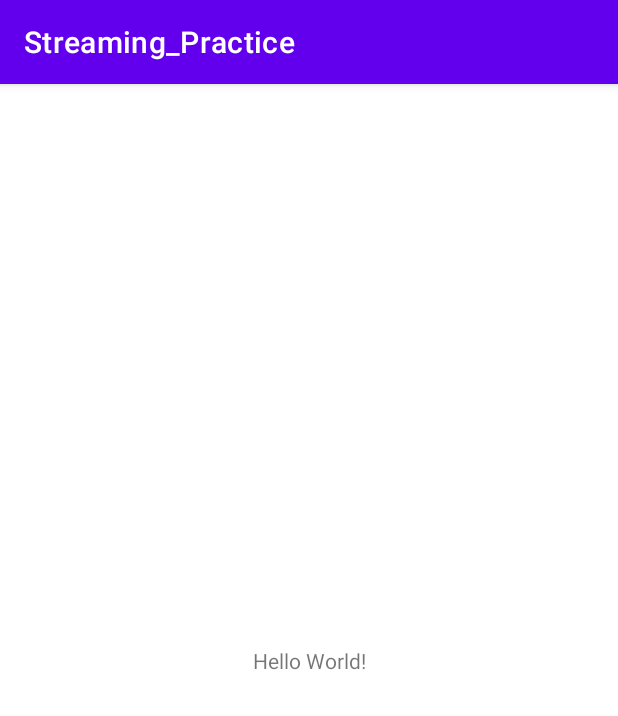
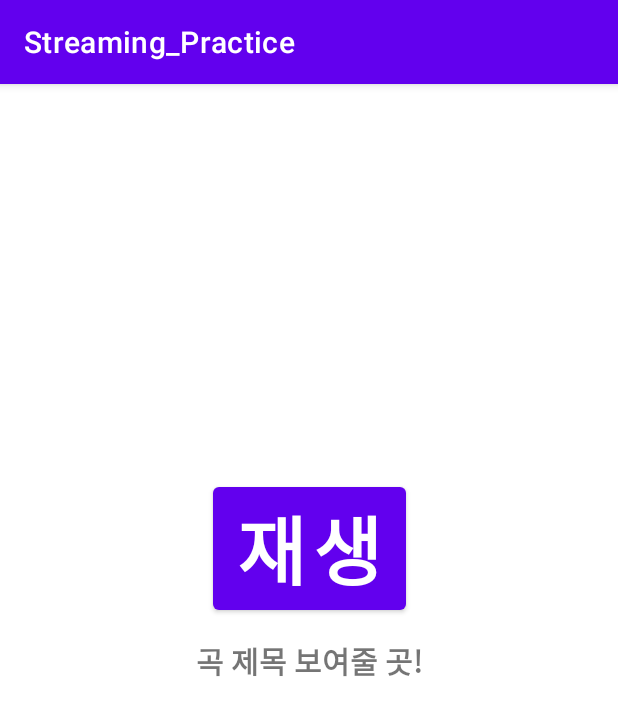
Before and after one commit to haseomg/Try_Streaming, an Android app: the screen it shows after launch (MainActivity), on a phone screen of 412 x 824 dp. Shown: the top 716 px of the screen. Run offline under Robolectric (Android 15) with nearby library versions, the phone set to English and light mode, and no system bars.

```diff
--- a/app/src/main/java/com/example/streaming_practice/MainActivity.java
+++ b/app/src/main/java/com/example/streaming_practice/MainActivity.java
@@ -2,18 +2,72 @@ package com.example.streaming_practice;
 
 import androidx.appcompat.app.AppCompatActivity;
 
+import android.media.AsyncPlayer;
+import android.media.MediaPlayer;
 import android.os.Bundle;
+import android.util.Log;
+import android.view.View;
+import android.widget.Button;
 
-public class MainActivity extends AppCompatActivity {
+public class MainActivity extends AppCompatActivity implements MediaPlayer.OnBufferingUpdateListener, MediaPlayer.OnCompletionListener {
+
+    String TAG = "[Main Activity]";
 
     @Override
     protected void onCreate(Bundle savedInstanceState) {
         super.onCreate(savedInstanceState);
         setContentView(R.layout.activity_main);
+        Log.i(TAG, "onCreate();");
 
-        // 서버의 디렉토리에 있는 mp3 파일을 안드로이드 스튜디오에서 재생시켜야 해
-        // 원래 생각한 방식은 mysql 데이터 베이스에 파일을 업로드 시켜서 가져오는 것이였는데,
-        // 이 부분에서 너무 막혔어. 다시 정리해서 시간 정해두고 둘 다 구현 시도해보자.
-        // 토요일 안에 방향 안 잡히면 슬랙에 질문하기
+        // 1. 안드로이드 어플에서 재생 버튼을 클릭한다.
+        // 2. 재생 버튼 클릭 시 SSH 클라이언트를 사용하여 nginx 서버에 접속한다.
+        // 3. mediaplayer 클래스를 사용하여 mp3 파일을 스트리밍한다.
+        // 4. 스트리밍 시 해당 곡의 정보를 서버로부터 받아와서 songInfoTextView에 넣어준다.
+
+        Button playBtn = findViewById(R.id.playButton);
+        playBtn.setOnClickListener(new View.OnClickListener() {
+            @Override
+            public void onClick(View v) {
+                Log.i(TAG, "Play Button onClick();");
+
+            }
+        });
+    }
+
+
+
+    protected void onStart() {
+        super.onStart();
+        Log.i(TAG, "onStart()");
+    }
+
+    protected void onResume() {
+        super.onResume();
+        Log.i(TAG, "onResume()");
+    }
+
+    protected void onPause() {
+        super.onPause();
+        Log.i(TAG, "onPause()");
+    }
+
+    protected void onStop() {
+        super.onStop();
+        Log.i(TAG, "onStop()");
+    }
+
+    protected void onDestroy() {
+        super.onDestroy();
+        Log.i(TAG, "onDestroy()");
+    }
+
+    @Override
+    public void onBufferingUpdate(MediaPlayer mp, int percent) {
+
+    }
+
+    @Override
+    public void onCompletion(MediaPlayer mp) {
+
     }
 }
--- a/app/src/main/res/layout/activity_main.xml
+++ b/app/src/main/res/layout/activity_main.xml
@@ -7,12 +7,28 @@
     tools:context=".MainActivity">
 
     <TextView
+        android:id="@+id/songInfoTextView"
         android:layout_width="wrap_content"
         android:layout_height="wrap_content"
-        android:text="Hello World!"
+        android:text="곡 제목 보여줄 곳!"
+        android:textSize="20dp"
+        android:fontFamily="sans-serif-black"
         app:layout_constraintBottom_toBottomOf="parent"
         app:layout_constraintEnd_toEndOf="parent"
         app:layout_constraintStart_toStartOf="parent"
         app:layout_constraintTop_toTopOf="parent" />
 
+    <Button
+        android:id="@+id/playButton"
+        android:layout_width="wrap_content"
+        android:layout_height="wrap_content"
+        android:text="재생"
+        android:textSize="50dp"
+        android:fontFamily="sans-serif-black"
+        app:layout_constraintBottom_toBottomOf="parent"
+        app:layout_constraintEnd_toEndOf="parent"
+        app:layout_constraintStart_toStartOf="parent"
+        app:layout_constraintTop_toTopOf="parent"
+        app:layout_constraintVertical_bias="0.39" />
+
 </androidx.constraintlayout.widget.ConstraintLayout>
```
